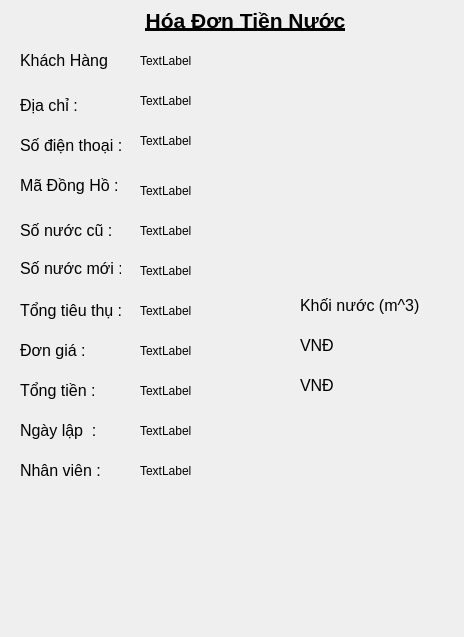
This is GUI/UI/WaterBillWindow.ui in MinhVi2004/WaterManagement as Qt 5 draws it before an edit. The edited form follows.
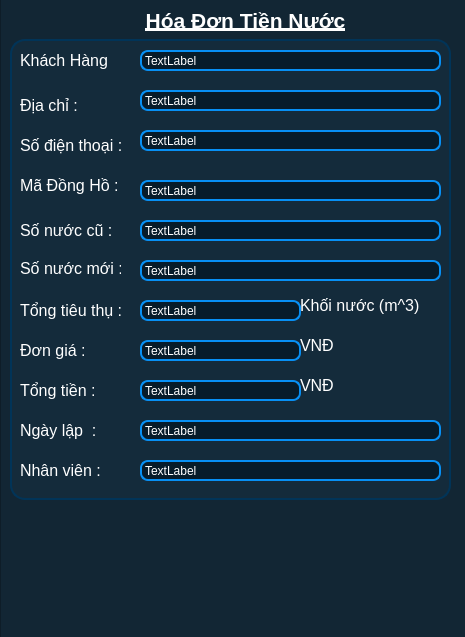
This is the edited form.

What changed in the file:
```diff
--- a/GUI/UI/WaterBillWindow.ui
+++ b/GUI/UI/WaterBillWindow.ui
@@ -6,7 +6,7 @@
    <rect>
     <x>0</x>
     <y>0</y>
-    <width>464</width>
+    <width>465</width>
     <height>637</height>
    </rect>
   </property>
@@ -27,6 +27,9 @@
      <pointsize>12</pointsize>
     </font>
    </property>
+   <property name="styleSheet">
+    <string notr="true">color: white;</string>
+   </property>
    <property name="text">
     <string>VNĐ</string>
    </property>
@@ -45,6 +48,9 @@
      <pointsize>12</pointsize>
     </font>
    </property>
+   <property name="styleSheet">
+    <string notr="true">color: white;</string>
+   </property>
    <property name="text">
     <string>Khối nước (m^3)</string>
    </property>
@@ -63,6 +69,9 @@
      <pointsize>12</pointsize>
     </font>
    </property>
+   <property name="styleSheet">
+    <string notr="true">color: white;</string>
+   </property>
    <property name="text">
     <string>Tổng tiền :</string>
    </property>
@@ -81,6 +90,9 @@
      <pointsize>12</pointsize>
     </font>
    </property>
+   <property name="styleSheet">
+    <string notr="true">color: white;</string>
+   </property>
    <property name="text">
     <string>Khách Hàng :</string>
    </property>
@@ -99,6 +111,9 @@
      <pointsize>12</pointsize>
     </font>
    </property>
+   <property name="styleSheet">
+    <string notr="true">color: white;</string>
+   </property>
    <property name="text">
     <string>Tổng tiêu thụ :</string>
    </property>
@@ -117,6 +132,9 @@
      <pointsize>12</pointsize>
     </font>
    </property>
+   <property name="styleSheet">
+    <string notr="true">color: white;</string>
+   </property>
    <property name="text">
     <string>Số điện thoại :</string>
    </property>
@@ -135,6 +153,9 @@
      <pointsize>12</pointsize>
     </font>
    </property>
+   <property name="styleSheet">
+    <string notr="true">color: white;</string>
+   </property>
    <property name="text">
     <string>Địa chỉ :</string>
    </property>
@@ -153,6 +174,9 @@
      <pointsize>12</pointsize>
     </font>
    </property>
+   <property name="styleSheet">
+    <string notr="true">color: white;</string>
+   </property>
    <property name="text">
     <string>Số nước mới :</string>
    </property>
@@ -171,6 +195,9 @@
      <pointsize>12</pointsize>
     </font>
    </property>
+   <property name="styleSheet">
+    <string notr="true">color: white;</string>
+   </property>
    <property name="text">
     <string>Mã Đồng Hồ :</string>
    </property>
@@ -191,6 +218,9 @@
      <underline>true</underline>
     </font>
    </property>
+   <property name="styleSheet">
+    <string notr="true">color: white;</string>
+   </property>
    <property name="text">
     <string>Hóa Đơn Tiền Nước</string>
    </property>
@@ -212,6 +242,9 @@
      <pointsize>12</pointsize>
     </font>
    </property>
+   <property name="styleSheet">
+    <string notr="true">color: white;</string>
+   </property>
    <property name="text">
     <string>Số nước cũ :</string>
    </property>
@@ -230,6 +263,9 @@
      <pointsize>12</pointsize>
     </font>
    </property>
+   <property name="styleSheet">
+    <string notr="true">color: white;</string>
+   </property>
    <property name="text">
     <string>Ngày lập  :</string>
    </property>
@@ -248,6 +284,9 @@
      <pointsize>12</pointsize>
     </font>
    </property>
+   <property name="styleSheet">
+    <string notr="true">color: white;</string>
+   </property>
    <property name="text">
     <string>VNĐ</string>
    </property>
@@ -266,6 +305,9 @@
      <pointsize>12</pointsize>
     </font>
    </property>
+   <property name="styleSheet">
+    <string notr="true">color: white;</string>
+   </property>
    <property name="text">
     <string>Đơn giá :</string>
    </property>
@@ -284,6 +326,9 @@
      <pointsize>12</pointsize>
     </font>
    </property>
+   <property name="styleSheet">
+    <string notr="true">color: white;</string>
+   </property>
    <property name="text">
     <string>Nhân viên :</string>
    </property>
@@ -297,6 +342,12 @@
      <height>21</height>
     </rect>
    </property>
+   <property name="styleSheet">
+    <string notr="true">background-color: rgb(7, 28, 42);
+border: 2px solid rgb(7, 144, 245);   /* Blue border */
+border-radius: 8px;
+color:white;</string>
+   </property>
    <property name="text">
     <string>TextLabel</string>
    </property>
@@ -310,6 +361,12 @@
      <height>21</height>
     </rect>
    </property>
+   <property name="styleSheet">
+    <string notr="true">background-color: rgb(7, 28, 42);
+border: 2px solid rgb(7, 144, 245);   /* Blue border */
+border-radius: 8px;
+color:white;</string>
+   </property>
    <property name="text">
     <string>TextLabel</string>
    </property>
@@ -323,6 +380,12 @@
      <height>21</height>
     </rect>
    </property>
+   <property name="styleSheet">
+    <string notr="true">background-color: rgb(7, 28, 42);
+border: 2px solid rgb(7, 144, 245);   /* Blue border */
+border-radius: 8px;
+color:white;</string>
+   </property>
    <property name="text">
     <string>TextLabel</string>
    </property>
@@ -336,6 +399,12 @@
      <height>21</height>
     </rect>
    </property>
+   <property name="styleSheet">
+    <string notr="true">background-color: rgb(7, 28, 42);
+border: 2px solid rgb(7, 144, 245);   /* Blue border */
+border-radius: 8px;
+color:white;</string>
+   </property>
    <property name="text">
     <string>TextLabel</string>
    </property>
@@ -349,6 +418,12 @@
      <height>21</height>
     </rect>
    </property>
+   <property name="styleSheet">
+    <string notr="true">background-color: rgb(7, 28, 42);
+border: 2px solid rgb(7, 144, 245);   /* Blue border */
+border-radius: 8px;
+color:white;</string>
+   </property>
    <property name="text">
     <string>TextLabel</string>
    </property>
@@ -362,6 +437,12 @@
      <height>21</height>
     </rect>
    </property>
+   <property name="styleSheet">
+    <string notr="true">background-color: rgb(7, 28, 42);
+border: 2px solid rgb(7, 144, 245);   /* Blue border */
+border-radius: 8px;
+color:white;</string>
+   </property>
    <property name="text">
     <string>TextLabel</string>
    </property>
@@ -375,6 +456,12 @@
      <height>21</height>
     </rect>
    </property>
+   <property name="styleSheet">
+    <string notr="true">background-color: rgb(7, 28, 42);
+border: 2px solid rgb(7, 144, 245);   /* Blue border */
+border-radius: 8px;
+color:white;</string>
+   </property>
    <property name="text">
     <string>TextLabel</string>
    </property>
@@ -388,6 +475,12 @@
      <height>21</height>
     </rect>
    </property>
+   <property name="styleSheet">
+    <string notr="true">background-color: rgb(7, 28, 42);
+border: 2px solid rgb(7, 144, 245);   /* Blue border */
+border-radius: 8px;
+color:white;</string>
+   </property>
    <property name="text">
     <string>TextLabel</string>
    </property>
@@ -401,6 +494,12 @@
      <height>21</height>
     </rect>
    </property>
+   <property name="styleSheet">
+    <string notr="true">background-color: rgb(7, 28, 42);
+border: 2px solid rgb(7, 144, 245);   /* Blue border */
+border-radius: 8px;
+color:white;</string>
+   </property>
    <property name="text">
     <string>TextLabel</string>
    </property>
@@ -414,6 +513,12 @@
      <height>21</height>
     </rect>
    </property>
+   <property name="styleSheet">
+    <string notr="true">background-color: rgb(7, 28, 42);
+border: 2px solid rgb(7, 144, 245);   /* Blue border */
+border-radius: 8px;
+color:white;</string>
+   </property>
    <property name="text">
     <string>TextLabel</string>
    </property>
@@ -427,10 +532,83 @@
      <height>21</height>
     </rect>
    </property>
+   <property name="styleSheet">
+    <string notr="true">background-color: rgb(7, 28, 42);
+border: 2px solid rgb(7, 144, 245);   /* Blue border */
+border-radius: 8px;
+color:white;</string>
+   </property>
    <property name="text">
     <string>TextLabel</string>
    </property>
   </widget>
+  <widget class="QFrame" name="frame">
+   <property name="geometry">
+    <rect>
+     <x>0</x>
+     <y>-1</y>
+     <width>471</width>
+     <height>641</height>
+    </rect>
+   </property>
+   <property name="styleSheet">
+    <string notr="true">background-color: rgb(18, 38, 52);</string>
+   </property>
+   <property name="frameShape">
+    <enum>QFrame::StyledPanel</enum>
+   </property>
+   <property name="frameShadow">
+    <enum>QFrame::Raised</enum>
+   </property>
+   <widget class="QFrame" name="frame_2">
+    <property name="geometry">
+     <rect>
+      <x>10</x>
+      <y>40</y>
+      <width>441</width>
+      <height>461</height>
+     </rect>
+    </property>
+    <property name="styleSheet">
+     <string notr="true">background-color: rgb(20, 43, 59);
+ border: 2px solid rgb(1, 52, 88);      /* Blue outline */
+    border-radius: 15px;            /* Rounded corners */</string>
+    </property>
+    <property name="frameShape">
+     <enum>QFrame::StyledPanel</enum>
+    </property>
+    <property name="frameShadow">
+     <enum>QFrame::Raised</enum>
+    </property>
+   </widget>
+  </widget>
+  <zorder>frame</zorder>
+  <zorder>label_12</zorder>
+  <zorder>label</zorder>
+  <zorder>label_9</zorder>
+  <zorder>label_2</zorder>
+  <zorder>label_8</zorder>
+  <zorder>label_4</zorder>
+  <zorder>label_3</zorder>
+  <zorder>label_6</zorder>
+  <zorder>label_11</zorder>
+  <zorder>label_13</zorder>
+  <zorder>label_7</zorder>
+  <zorder>label_10</zorder>
+  <zorder>label_14</zorder>
+  <zorder>label_15</zorder>
+  <zorder>label_5</zorder>
+  <zorder>lbKhachHang</zorder>
+  <zorder>lbDiaChi</zorder>
+  <zorder>lbSoDienThoai</zorder>
+  <zorder>lbMaDongHo</zorder>
+  <zorder>lbSoNuocCu</zorder>
+  <zorder>lbSoNuocMoi</zorder>
+  <zorder>lbTongTieuThu</zorder>
+  <zorder>lbDonGia</zorder>
+  <zorder>lbTongTien</zorder>
+  <zorder>lbNgayLap</zorder>
+  <zorder>lbNhanVien</zorder>
  </widget>
  <resources/>
  <connections/>
```
